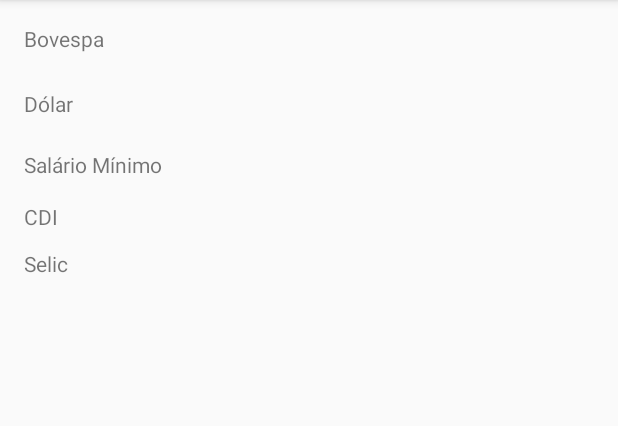
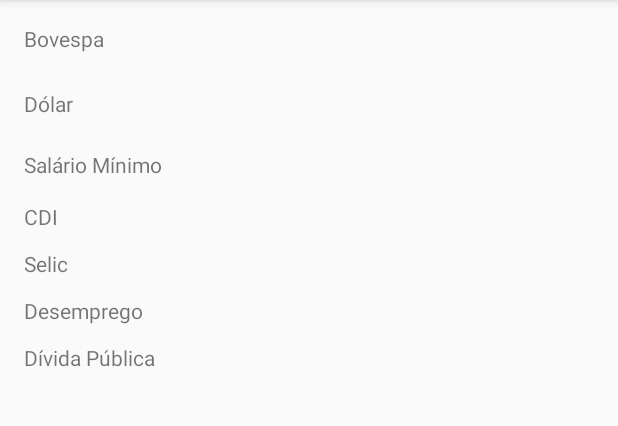
Before and after one commit to tadeuferreirajr/Android, an Android app: the IndicadoresActivity screen opened directly, with no data from a screen before it, on a phone screen of 412 x 824 dp, the part 84-510 px from its top. Run offline under Robolectric (Android 15) with nearby library versions, the light colour scheme and no system bars.

Commit message:
Novos indicadores do Uol Economia

```diff
--- a/LineChart/app/src/main/java/com/example/tadeu_000/linechart/IndicadoresActivity.java
+++ b/LineChart/app/src/main/java/com/example/tadeu_000/linechart/IndicadoresActivity.java
@@ -15,7 +15,6 @@
 public class IndicadoresActivity extends AppCompatActivity {
 
     String webpage = null;
-
     String Bovespapp = null;
     String Bovespa = null;
     String Dolarpp = null;
@@ -23,6 +22,10 @@
     String SalarioMin = null;
     String CDI = null;
     String SELIC = null;
+    String DataRefDesemp = null;
+    String Desemp = null;
+    String DataRefDividaGov = null;
+    String DividaGov = null;
 
     protected void onCreate(Bundle savedInstanceState) {
         super.onCreate(savedInstanceState);
@@ -74,13 +77,32 @@
                 SELIC = arr[i + 1];
             }
 
-            //if (arr[i].equals("SELIC")) {
-            //    System.out.println(arr[i]);
-            //   System.out.println(arr[i + 1]);
-            //   System.out.println(arr[i + 2]);
-            //   System.out.println(arr[i + 3]);
-            //}
+            if (arr[i].equals("Desemprego")) {
+                DataRefDesemp = arr[i+4];
+                Desemp = arr[i+6] + " %";
+            }
+
+            if (arr[i].equals("Dívida") && arr[i+1].equals("Bruta")) {
+                DataRefDividaGov = arr[i+8];
+                DividaGov = arr[i+10] + " (milhões)";
+            }
+
+            if (arr[i].equals("Dívida") && arr[i+1].equals("Bruta")) {
+                System.out.println(arr[i]);
+                System.out.println(arr[i + 1]);
+                System.out.println(arr[i + 2]);
+                System.out.println(arr[i + 3]);
+                System.out.println(arr[i + 4]);
+                System.out.println(arr[i + 5]);
+                System.out.println(arr[i + 6]);
+                System.out.println(arr[i + 7]);
+                System.out.println(arr[i + 8]);
+                System.out.println(arr[i + 9]);
+                System.out.println(arr[i + 10]);
+            }
+
         }
+
 
         TextView BovespappTextView = (TextView) findViewById(R.id.textViewBovespapp);
         TextView BovespaTextView = (TextView) findViewById(R.id.textViewBovespa);
@@ -88,6 +110,10 @@
         TextView SalarioMinTextView = (TextView) findViewById(R.id.textViewSalarioMin);
         TextView CDITextView = (TextView) findViewById(R.id.textViewCDI);
         TextView SELICTextView = (TextView) findViewById(R.id.textViewSELIC);
+        TextView DataRefDesempTextView = (TextView) findViewById(R.id.textViewDataRefDesemp);
+        TextView DesempTextView = (TextView) findViewById(R.id.textViewDesemp);
+        TextView DataRefDividaGovTextView = (TextView) findViewById(R.id.textViewDataRefDividaGov);
+        TextView DividaGovTextView = (TextView) findViewById(R.id.textViewDividaGov);
 
         BovespappTextView.setText(Bovespapp);
         BovespaTextView.setText(Bovespa);
@@ -95,19 +121,29 @@
         SalarioMinTextView.setText(SalarioMin);
         CDITextView.setText(CDI);
         SELICTextView.setText(SELIC);
+        DataRefDesempTextView.setText(DataRefDesemp);
+        DesempTextView.setText(Desemp);
+        DataRefDividaGovTextView.setText(DataRefDividaGov);
+        DividaGovTextView.setText(DividaGov);
 
     }// On Create
 }// Class
 
     class ParsePage extends AsyncTask<String,Void,String> {
+
         @Override
         protected String doInBackground(String... arg0) {
             org.jsoup.nodes.Document doc;
+            org.jsoup.nodes.Document doc2;
             String resultado = "";
             try {
                 doc = Jsoup.connect("http://economia.uol.com.br/cotacoes/indices-economicos/").get();
-                resultado = doc.text();
+                doc2 = Jsoup.connect("http://www.bcb.gov.br/pec/sdds/port/sddsp.htm?perfil=1").get();
 
+                //resultado = doc.text();
+               resultado = doc.text() + doc2.text();
+                //Log.d("eita",doc.text());
+                //System.out.println(doc.text());
             } catch (IOException e) {
                 e.printStackTrace();
             }
--- a/LineChart/app/src/main/res/layout/indicadores.xml
+++ b/LineChart/app/src/main/res/layout/indicadores.xml
@@ -121,5 +121,62 @@
     android:layout_alignParentLeft="true"
     android:layout_alignParentStart="true" />
 
+<TextView
+    android:layout_width="wrap_content"
+    android:layout_height="wrap_content"
+    android:text="Desemprego"
+    android:id="@+id/textView5"
+    android:layout_below="@+id/textView8"
+    android:layout_alignParentLeft="true"
+    android:layout_alignParentStart="true"
+    android:layout_marginTop="12dp" />
+
+<TextView
+    android:layout_width="wrap_content"
+    android:layout_height="wrap_content"
+    android:text="Data Ref."
+    android:id="@+id/textViewDataRefDesemp"
+    android:layout_alignTop="@+id/textView5"
+    android:layout_alignLeft="@+id/textViewDataRefDividaGov"
+    android:layout_alignStart="@+id/textViewDataRefDividaGov" />
+
+<TextView
+    android:layout_width="wrap_content"
+    android:layout_height="wrap_content"
+    android:text="New Text"
+    android:id="@+id/textViewDesemp"
+    android:layout_alignTop="@+id/textViewDataRefDesemp"
+    android:layout_toRightOf="@+id/textViewSalarioMin"
+    android:layout_toEndOf="@+id/textViewSalarioMin"
+    android:layout_marginLeft="15dp" />
+
+    <TextView
+        android:layout_width="fill_parent"
+        android:layout_height="wrap_content"
+        android:text="Dívida Pública"
+        android:id="@+id/textView7"
+        android:layout_below="@+id/textView5"
+        android:layout_toStartOf="@+id/textViewDataRefDesemp"
+        android:layout_toLeftOf="@+id/textViewDataRefDesemp"
+        android:layout_marginTop="12dp" />
+
+    <TextView
+        android:layout_width="wrap_content"
+        android:layout_height="wrap_content"
+        android:text="New Text"
+        android:id="@+id/textViewDataRefDividaGov"
+        android:layout_alignTop="@+id/textView7"
+        android:layout_toLeftOf="@+id/textViewDesemp"
+        android:layout_toStartOf="@+id/textViewDesemp" />
+
+    <TextView
+        android:layout_width="wrap_content"
+        android:layout_height="wrap_content"
+        android:text="New Text"
+        android:id="@+id/textViewDividaGov"
+        android:layout_alignTop="@+id/textViewDataRefDividaGov"
+        android:layout_alignLeft="@+id/textViewDesemp"
+        android:layout_alignStart="@+id/textViewDesemp" />
+
 
 </RelativeLayout>
--- a/LineChart/build.gradle
+++ b/LineChart/build.gradle
@@ -5,12 +5,13 @@
         jcenter()
     }
     dependencies {
-        classpath 'com.android.tools.build:gradle:2.2.1'
+        classpath 'com.android.tools.build:gradle:2.1.0'
 
         // NOTE: Do not place your application dependencies here; they belong
         // in the individual module build.gradle files
     }
 }
+
 
 allprojects {
     repositories {
```
